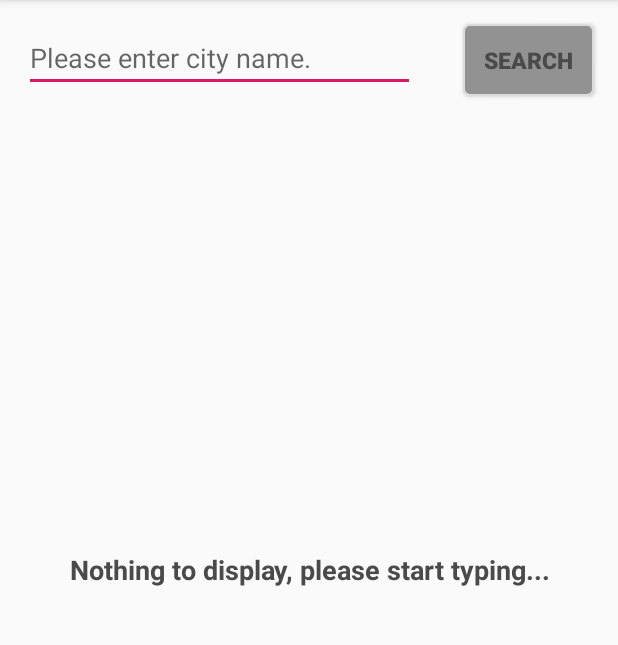
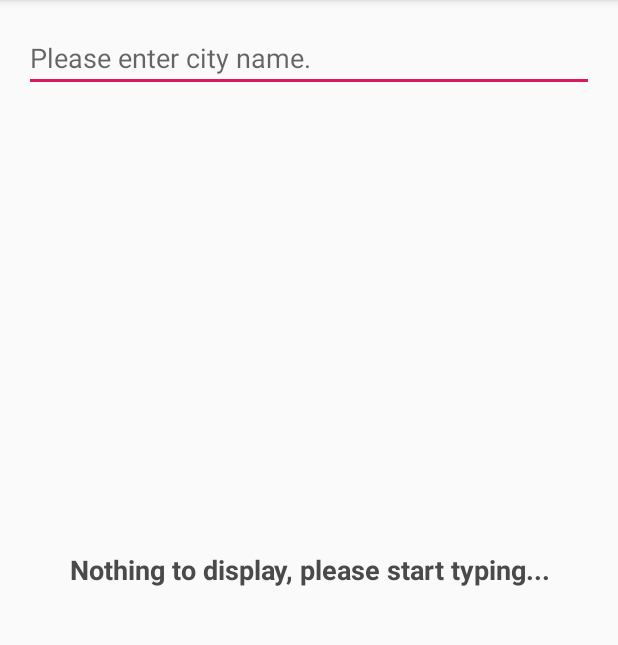
Before and after one commit to Bender-Story/WeatherReportApp, an Android app: the screen it shows after launch (MainActivity), on a phone screen of 412 x 824 dp, the part 84-729 px from its top. Run offline under Robolectric (Android 15) with nearby library versions, the phone set to English and light mode, and no system bars; our stand-ins replace Room's generated code, data binding; pictures from the network do not load; 1 statement that could not run was skipped.

Commit message:
changes made as per requirement : service call to fetch location will be called on text change listener

```diff
--- a/app/src/main/res/layout/activity_main.xml
+++ b/app/src/main/res/layout/activity_main.xml
@@ -23,31 +23,14 @@
             android:layout_height="match_parent"
             tools:context=".view.searchview.MainActivity">
 
-            <LinearLayout
-                android:id="@+id/searchLayout"
-                android:layout_width="match_parent"
-                android:layout_height="wrap_content"
-                android:layout_alignParentTop="true"
-                android:weightSum="4">
 
                 <EditText
                     android:id="@+id/searchEditText"
-                    android:layout_width="0dp"
+                    android:layout_width="match_parent"
                     android:layout_height="wrap_content"
                     android:layout_margin="@dimen/margin_16"
-                    android:layout_weight="3"
+                    android:layout_alignParentTop="true"
                     android:hint="@string/searchHint" />
-
-                <androidx.appcompat.widget.AppCompatButton
-                    android:id="@+id/searchButton"
-                    style="@style/buttonStyle"
-                    android:layout_width="0dp"
-                    android:layout_height="wrap_content"
-                    android:layout_gravity="center"
-                    android:layout_margin="@dimen/margin_16"
-                    android:layout_weight="1"
-                    android:text="@string/search" />
-            </LinearLayout>
 
             <TextView
                 style="@style/subHeaderTextStyle"
@@ -61,7 +44,7 @@
             <LinearLayout
                 android:layout_width="match_parent"
                 android:layout_height="wrap_content"
-                android:layout_below="@+id/searchLayout"
+                android:layout_below="@+id/searchEditText"
                 android:orientation="vertical">
 
                 <include
```
Also changed, not shown: app/src/main/java/com/rahul/weatherreportapp/view/searchview/MainActivity.kt (+67 -54 lines).
